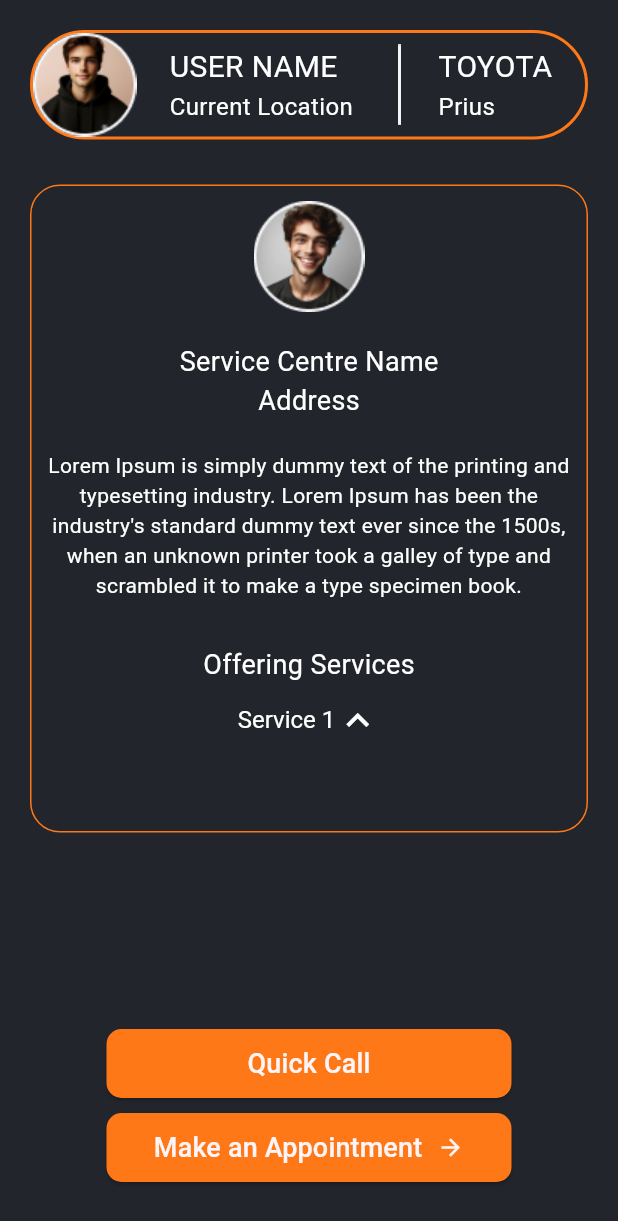
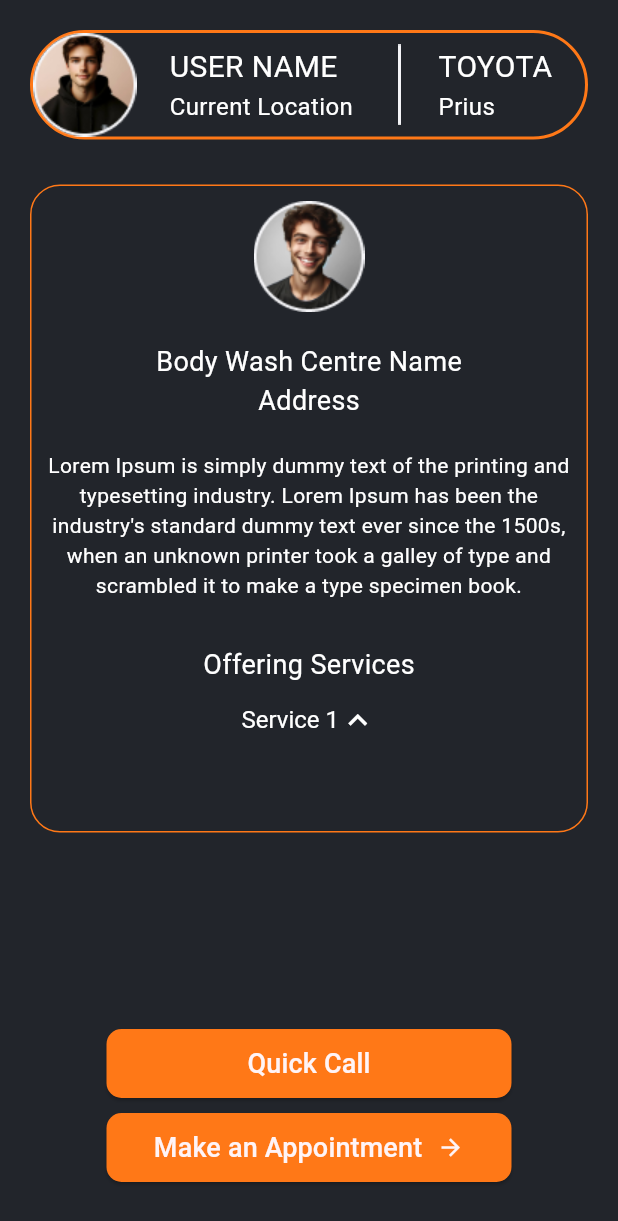
Before and after one commit to sudeepa99/Carex_App, a Flutter app: the screen it shows after launch, on a phone screen of 412 x 824 dp. Shown: the top 1221 px of the screen. Run offline on Flutter 3.47's test engine with Material 3 defaults, Android fonts, the phone set to English and light mode, and no system bars; our stand-ins replace lottie; missing offline and left inert: dart:ffi.

Commit message:
Added body wash, tyre centre profiles

```diff
--- /dev/null
+++ b/lib/body_wash_profile.dart
@@ -0,0 +1,268 @@
+import 'package:flutter/material.dart';
+
+class BodyWashProfile extends StatefulWidget {
+  const BodyWashProfile({super.key});
+
+  @override
+  State<BodyWashProfile> createState() => _BodyWashProfileState();
+}
+
+class _BodyWashProfileState extends State<BodyWashProfile> {
+  String _dropdownvalue = 'Service 1';
+  bool _isDropdownOpen = true;
+
+  List<String> listItem = [
+    'Service 1',
+    'Service 2',
+    'Service 3',
+    'Service 4',
+    'Service 5',
+    'Service 6'
+  ];
+
+  @override
+  Widget build(BuildContext context) {
+    return MaterialApp(
+      home: Scaffold(
+        body: Container(
+          padding: const EdgeInsets.fromLTRB(20.0, 20.0, 20.0, 0.0),
+          color: const Color(0XFF22252B),
+          height: MediaQuery.of(context).size.height,
+          width: MediaQuery.of(context).size.width,
+          child: ListView(
+            children: [
+              Container(
+                decoration: BoxDecoration(
+                  border: Border.all(
+                    color: const Color(0xFFFF7817),
+                    width: 2.0,
+                  ),
+                  borderRadius: BorderRadius.circular(40.5),
+                ),
+                child: Row(
+                  children: [
+                    Image.asset("assets/user.png"),
+                    const Padding(
+                      padding: EdgeInsets.only(left: 22.0),
+                      child: Column(
+                        crossAxisAlignment: CrossAxisAlignment.start,
+                        children: [
+                          Text(
+                            "USER NAME",
+                            style: TextStyle(
+                              fontSize: 20.0,
+                              color: Color(0XFFFFFFFF),
+                            ),
+                          ),
+                          Text(
+                            "Current Location",
+                            style: TextStyle(
+                              fontSize: 16.0,
+                              color: Color(0XFFFFFFFF),
+                            ),
+                          ),
+                        ],
+                      ),
+                    ),
+                    Padding(
+                      padding: const EdgeInsets.only(left: 30.0),
+                      child: Image.asset("assets/vertical-line.png"),
+                    ),
+                    const Padding(
+                      padding: EdgeInsets.only(left: 25.0),
+                      child: Column(
+                        crossAxisAlignment: CrossAxisAlignment.start,
+                        children: [
+                          Text(
+                            "TOYOTA",
+                            style: TextStyle(
+                              fontSize: 20.0,
+                              color: Color(0XFFFFFFFF),
+                            ),
+                          ),
+                          Text(
+                            "Prius",
+                            style: TextStyle(
+                              fontSize: 16.0,
+                              color: Color(0XFFFFFFFF),
+                            ),
+                          ),
+                        ],
+                      ),
+                    ),
+                  ],
+                ),
+              ),
+              const SizedBox(
+                height: 30,
+              ),
+              Container(
+                padding: const EdgeInsets.fromLTRB(10, 10, 10, 50),
+                decoration: BoxDecoration(
+                    borderRadius: BorderRadius.circular(20),
+                    border: Border.all(
+                      color: const Color(0xFFFF7817),
+                    )),
+                child: Column(
+                  children: [
+                    Image.asset("assets/Ellipse 35.png"),
+                    const SizedBox(
+                      height: 20,
+                    ),
+                    const Text(
+                      "Body Wash Centre Name",
+                      style: TextStyle(fontSize: 18, color: Colors.white),
+                    ),
+                    const Text(
+                      "Address",
+                      style: TextStyle(fontSize: 18, color: Colors.white),
+                    ),
+                    const SizedBox(
+                      height: 20,
+                    ),
+                    const Text(
+                      "Lorem Ipsum is simply dummy text of the printing and typesetting industry. Lorem Ipsum has been the industry's standard dummy text ever since the 1500s, when an unknown printer took a galley of type and scrambled it to make a type specimen book.",
+                      textAlign: TextAlign.center,
+                      style: TextStyle(fontSize: 14, color: Colors.white),
+                    ),
+                    const SizedBox(
+                      height: 30,
+                    ),
+                    //Drop down button
+                    Center(
+                      child: GestureDetector(
+                        onTap: () {
+                          setState(() {
+                            _isDropdownOpen = !_isDropdownOpen;
+                          });
+                        },
+                        child: Column(
+                          mainAxisAlignment: MainAxisAlignment.center,
+                          children: [
+                            const Text(
+                              "Offering Services",
+                              style: TextStyle(
+                                color: Colors.white,
+                                fontSize: 18,
+                              ),
+                            ),
+                            const SizedBox(
+                                width:
+                                    10), // Adjust the spacing between label and dropdown icon
+                            DropdownButton(
+                              dropdownColor: const Color(0XFF22252B),
+                              style: const TextStyle(
+                                  color: Colors.white, fontSize: 16),
+
+                              underline: Container(),
+                              icon: _isDropdownOpen
+                                  ? const Icon(Icons.keyboard_arrow_up,
+                                      color: Colors.white)
+                                  : const Icon(Icons.keyboard_arrow_down,
+                                      color: Colors.white),
+                              iconSize: 25,
+                              iconEnabledColor: Colors.white,
+                              hint: const SizedBox
+                                  .shrink(), // Hide the hint text since we have a label
+                              value: _dropdownvalue,
+                              items: listItem.map((value1) {
+                                return DropdownMenuItem(
+                                  value: value1,
+                                  child: Text(value1),
+                                );
+                              }).toList(),
+                              onChanged: (String? newValue) {
+                                setState(() {
+                                  _dropdownvalue = newValue!;
+                                });
+                              },
+                            ),
+                          ],
+                        ),
+                      ),
+                    ),
+                  ],
+                ),
+              ),
+              const SizedBox(
+                height: 30,
+              ),
+              const SizedBox(
+                height: 100,
+              ),
+              Center(
+                child: SizedBox(
+                  width: 270.0,
+                  child: ElevatedButton(
+                    onPressed: () {},
+                    style: ButtonStyle(
+                      backgroundColor: MaterialStateProperty.all<Color>(
+                        const Color(0xFFFF7817),
+                      ),
+                      padding: MaterialStateProperty.all<EdgeInsets>(
+                          const EdgeInsets.all(10)),
+                      shape: MaterialStateProperty.all<RoundedRectangleBorder>(
+                        RoundedRectangleBorder(
+                          borderRadius: BorderRadius.circular(10),
+                        ),
+                      ),
+                    ),
+                    child: const Text(
+                      "Quick Call",
+                      style: TextStyle(
+                        color: Color.fromRGBO(255, 244, 247, 1),
+                        fontSize: 18.0,
+                      ),
+                    ),
+                  ),
+                ),
+              ),
+              const SizedBox(
+                height: 8,
+              ),
+              Center(
+                child: SizedBox(
+                  width: 270.0,
+                  child: ElevatedButton(
+                    onPressed: () {},
+                    style: ButtonStyle(
+                      backgroundColor: MaterialStateProperty.all<Color>(
+                        const Color(0xFFFF7817),
+                      ),
+                      padding: MaterialStateProperty.all<EdgeInsets>(
+                          const EdgeInsets.all(10)),
+                      shape: MaterialStateProperty.all<RoundedRectangleBorder>(
+                        RoundedRectangleBorder(
+                          borderRadius: BorderRadius.circular(10),
+                        ),
+                      ),
+                    ),
+                    child: const Row(
+                      mainAxisAlignment: MainAxisAlignment.center,
+                      children: [
+                        Text(
+                          "Make an Appointment",
+                          style: TextStyle(
+                            color: Color.fromRGBO(255, 244, 247, 1),
+                            fontSize: 18.0,
+                          ),
+                        ),
+                        SizedBox(
+                          width: 10,
+                        ),
+                        Icon(
+                          Icons.arrow_forward,
+                          color: Color.fromRGBO(255, 244, 247, 1),
+                        ),
+                      ],
+                    ),
+                  ),
+                ),
+              ),
+            ],
+          ),
+        ),
+      ),
+    );
+  }
+}
--- a/lib/main.dart
+++ b/lib/main.dart
@@ -1,3 +1,4 @@
+import 'package:carex/body_wash_profile.dart';
 import 'package:carex/first_page.dart';
 import 'package:carex/home_screen.dart';
 import 'package:carex/mechanic.dart';
@@ -6,6 +7,7 @@
 import 'package:carex/signup_page.dart';
 import 'package:carex/center.dart';
 import 'package:carex/tyre_center.dart';
+import 'package:carex/tyre_centre_profile.dart';
 import 'package:flutter/material.dart';
 
 void main() {
@@ -24,7 +26,7 @@
         colorScheme: ColorScheme.fromSeed(seedColor: Colors.deepPurple),
         useMaterial3: true,
       ),
-      home: const ServiceCentreProfile(),
+      home: const BodyWashProfile(),
     );
   }
 }
```
Also changed, not shown: lib/tyre_centre_profile.dart (added, +269 -0 lines).
